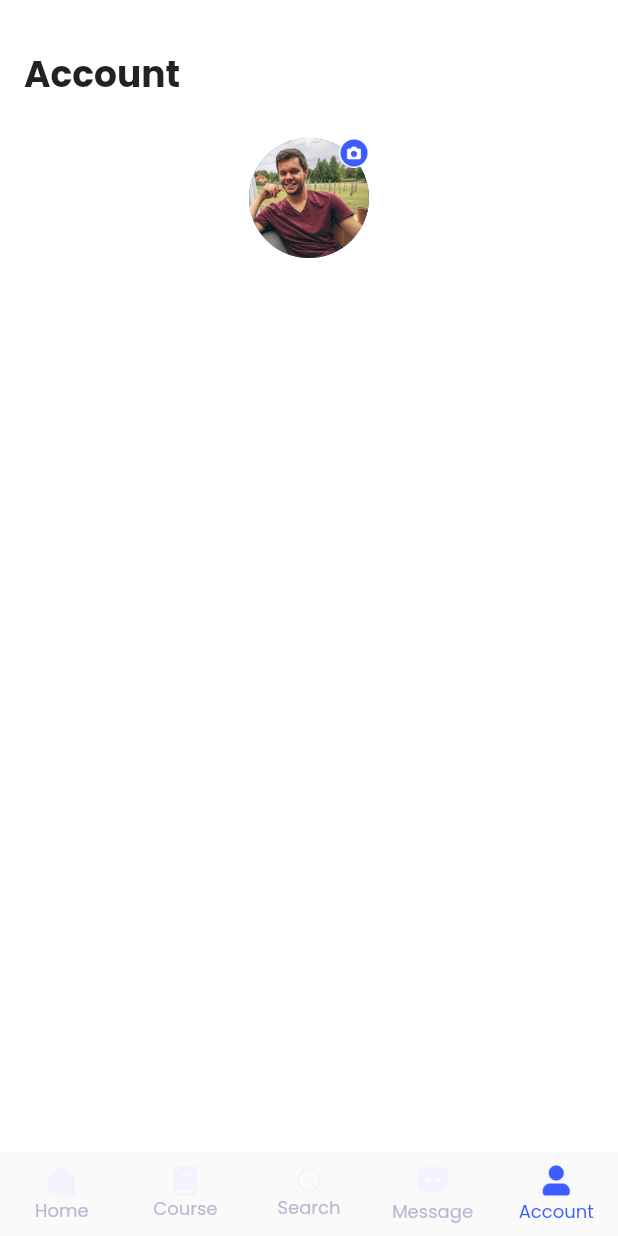
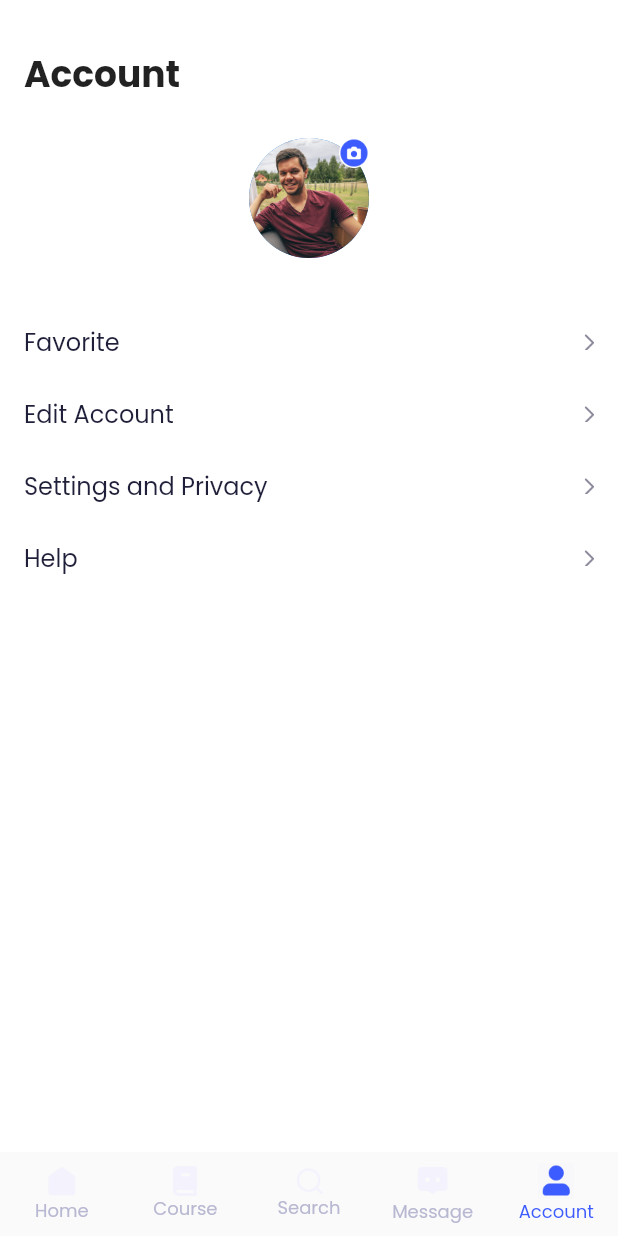
Before and after one commit to berzinsk/online_learning, a Flutter app: the screen it shows after launch, item 5 of the bottom bar chosen, on a phone screen of 412 x 824 dp. Run offline on Flutter 3.47's test engine with Material 2 defaults, Android fonts, the phone set to English and light mode, and no system bars; our stand-ins replace go_router, google_fonts; network calls fail.

Commit message:
Add UI for Account menu items

```diff
--- a/lib/features/account/presentation/account.dart
+++ b/lib/features/account/presentation/account.dart
@@ -1,4 +1,5 @@
 import 'package:flutter/material.dart';
+import 'package:online_learning/features/account/presentation/account_menu_item.dart';
 
 class Account extends StatelessWidget {
   const Account({Key? key}) : super(key: key);
@@ -6,16 +7,15 @@ class Account extends StatelessWidget {
   @override
   Widget build(BuildContext context) {
     return SafeArea(
+      child: Padding(
+        padding: const EdgeInsets.fromLTRB(16, 32, 16, 0),
         child: Column(
           mainAxisAlignment: MainAxisAlignment.start,
           crossAxisAlignment: CrossAxisAlignment.start,
           children: [
-          Padding(
-            padding: const EdgeInsets.fromLTRB(16, 32, 16, 0),
-            child: Text(
+            Text(
               'Account',
               style: Theme.of(context).textTheme.titleLarge,
-            ),
             ),
             const SizedBox(height: 24),
             Row(
@@ -37,7 +37,37 @@ class Account extends StatelessWidget {
                 ),
               ],
             ),
+            const SizedBox(height: 32),
+            AccountMenuItem(
+              name: 'Favorite',
+              onPress: () {
+                // ignore: avoid_print
+                print('On Favorite press');
+              },
+            ),
+            AccountMenuItem(
+              name: 'Edit Account',
+              onPress: () {
+                // ignore: avoid_print
+                print('On Edit Account press');
+              },
+            ),
+            AccountMenuItem(
+              name: 'Settings and Privacy',
+              onPress: () {
+                // ignore: avoid_print
+                print('On Settings and Privacy press');
+              },
+            ),
+            AccountMenuItem(
+              name: 'Help',
+              onPress: () {
+                // ignore: avoid_print
+                print('On Help press');
+              },
+            ),
           ],
+        ),
       ),
     );
   }
--- /dev/null
+++ b/lib/features/account/presentation/account_menu_item.dart
@@ -0,0 +1,37 @@
+import 'package:flutter/material.dart';
+import 'package:online_learning/resources/constants/colors.dart';
+
+class AccountMenuItem extends StatelessWidget {
+  final String name;
+  final Function()? onPress;
+
+  const AccountMenuItem({
+    Key? key,
+    required this.name,
+    this.onPress,
+  }) : super(key: key);
+
+  @override
+  Widget build(BuildContext context) {
+    return InkWell(
+      onTap: onPress,
+      child: SizedBox(
+        height: 48,
+        child: Row(
+          mainAxisAlignment: MainAxisAlignment.spaceBetween,
+          children: [
+            Text(
+              name,
+              style: Theme.of(context).textTheme.bodyLarge?.copyWith(
+                    color: AppColors.kDarkBlue,
+                  ),
+            ),
+            const Image(
+              image: AssetImage('asset/images/icon_arrow_right.png'),
+            ),
+          ],
+        ),
+      ),
+    );
+  }
+}
```
Also changed, not shown: asset/images/2.0x/icon_arrow_right.png (added), asset/images/3.0x/icon_arrow_right.png (added), asset/images/icon_arrow_right.png (added). Lines whose indentation alone changed are shown as unchanged.
